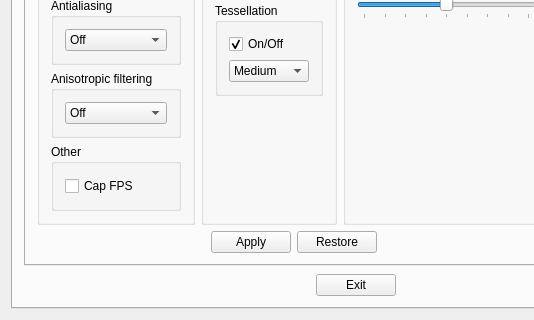
This is xkill-gui/MainMenu.ui in ensq/xkill-resources as Qt 5 draws it before an edit; both pictures show x 0 to 534 and y 191 to 511 of the 712 by 511 pixel window. The edited form follows.
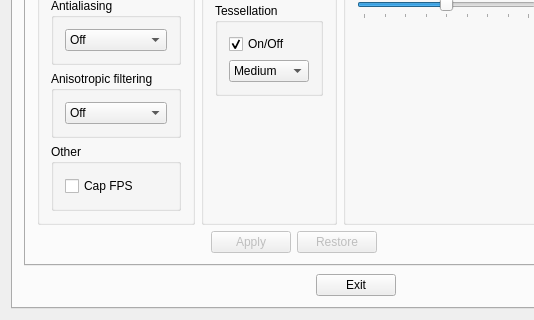
This is the edited form. The open tabs and pages were chosen to show the change. Icons and pictures are not drawn.

Diff of the .ui file:
```diff
--- a/xkill-gui/MainMenu.ui
+++ b/xkill-gui/MainMenu.ui
@@ -1806,6 +1806,9 @@
                   </item>
                   <item>
                    <widget class="QPushButton" name="pushButton_2">
+                    <property name="enabled">
+                     <bool>false</bool>
+                    </property>
                     <property name="text">
                      <string>Apply</string>
                     </property>
@@ -1813,6 +1816,9 @@
                   </item>
                   <item>
                    <widget class="QPushButton" name="pushButton_4">
+                    <property name="enabled">
+                     <bool>false</bool>
+                    </property>
                     <property name="text">
                      <string>Restore</string>
                     </property>
```
Left out of the diff: 4 changed lines with no effect on the pictures.
